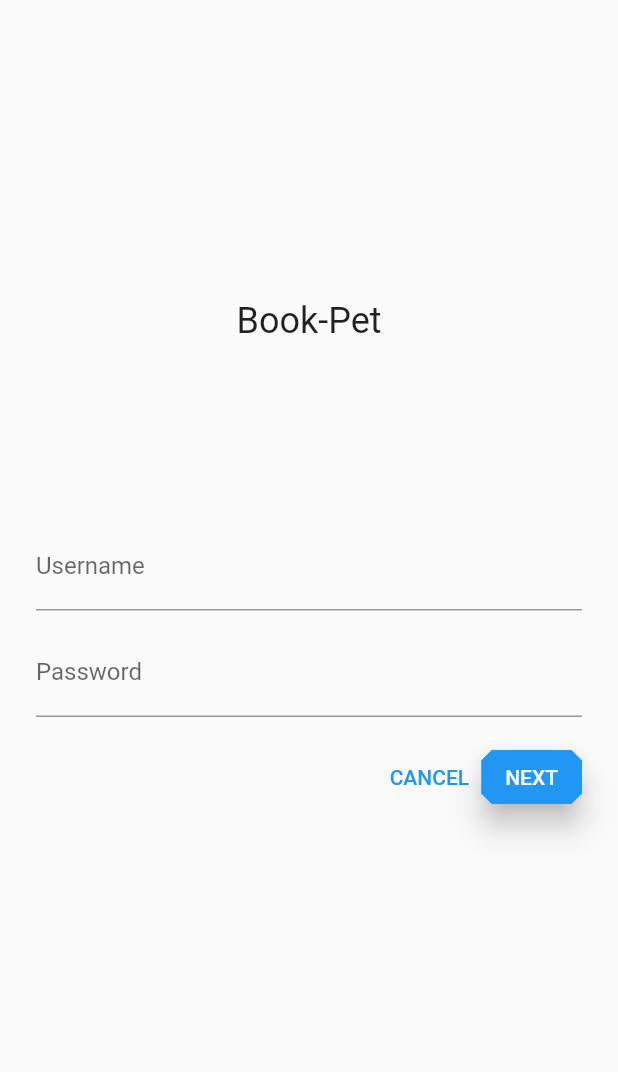
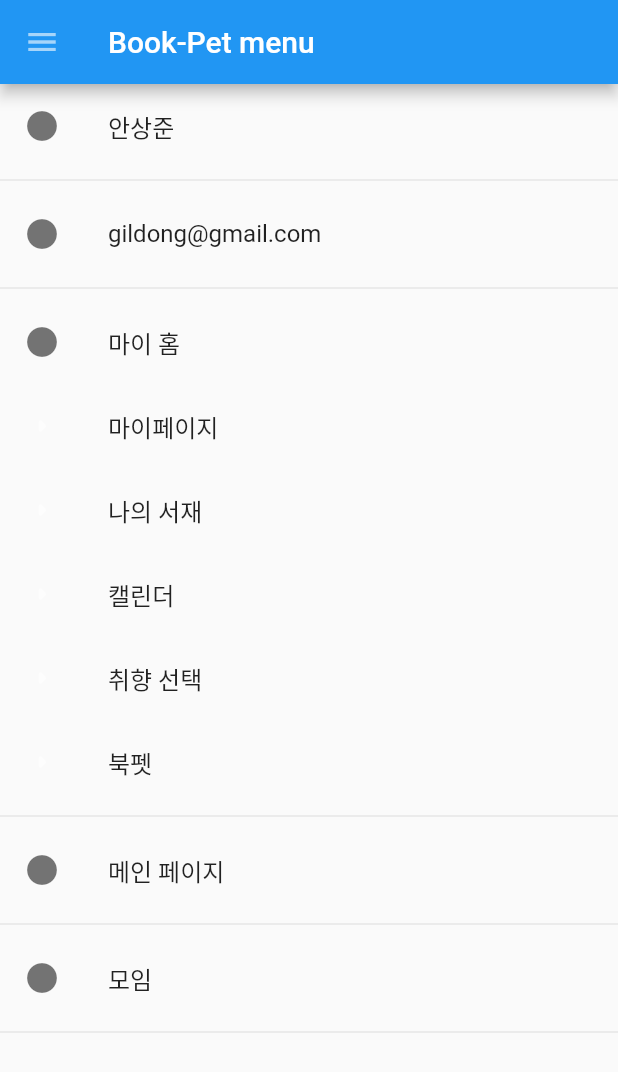
Before and after one commit to kanghyejong1001/Book-Pet, a Flutter app: the screen it shows after launch, on a phone screen of 412 x 824 dp. Shown: the top 1072 px of the screen. Run offline on Flutter 3.47's test engine with Material 2 defaults, Android fonts, the phone set to English and light mode, and no system bars; our stand-ins replace firebase_core; accounts and stored records are empty.

Commit message:
create menu

```diff
--- a/book_pet/lib/menu.dart
+++ b/book_pet/lib/menu.dart
@@ -0,0 +1,158 @@
+import 'package:flutter/material.dart';
+
+class Menu extends StatelessWidget {
+  final String title;
+
+  const Menu({super.key, required this.title});
+
+  get padding => null;
+
+ /* MaterialButton(
+  onPressed: () {},
+  color: Colors.blue,
+  textColor: Colors.white,
+  child: Icon(
+  Icons.camera_alt,
+  size: 24,
+  ),
+  padding: EdgeInsets.all(16),
+  shape: CircleBorder(),
+  )*/
+
+
+
+  Widget build(BuildContext context) {
+
+    return Scaffold(
+      appBar: AppBar(
+        // Here we take the value from the MyHomePage object that was created by
+        // the App.build method, and use it to set our appbar title.
+        leading: IconButton(
+          icon: const Icon(
+            Icons.menu,
+            color: Colors.white60,
+            semanticLabel: 'menu',
+          ),
+          onPressed: (){
+            Navigator.push(context, MaterialPageRoute(builder: (context) => Menu(title: 'Menu')));
+          },
+        ),
+        title: Text(title),
+
+      ),
+      body: Center(
+        // Center is a layout widget. It takes a single child and positions it
+        // in the middle of the parent.
+
+        child: Column(
+
+          children: [
+            ListTile(
+
+                  title: const Text(
+                  '안상준',
+                    style: TextStyle(fontWeight: FontWeight.w500),
+                  ),
+
+                    leading: Icon(
+                Icons.circle,
+                color: Colors.black54,
+                ),
+                 ),
+                 const Divider(),
+                   ListTile(
+               title: const Text('gildong@gmail.com'),
+               leading: Icon(
+                Icons.circle,
+                color: Colors.black54
+                ,
+               ),
+               ),
+                 const Divider(),
+                ListTile(
+                title: const Text(
+                '마이 홈',
+
+                  ),
+
+
+
+                 leading: Icon(
+                Icons.circle,
+                color: Colors.black54
+                ,
+              ),
+
+                  ),
+                Column(
+                 children: const [
+                ListTile(
+                  title: Text('마이페이지'),
+                    leading: Icon(
+                      Icons.arrow_right_rounded,
+                      color:Colors.white60,
+                    )
+                ),
+                ListTile(
+                  title: Text('나의 서재'),
+                  leading: Icon(
+                    Icons.arrow_right_rounded,
+                    color:Colors.white60,
+                  )
+                ),
+
+                ListTile(
+                  title: Text('캘린더'),
+                    leading: Icon(
+                      Icons.arrow_right_rounded,
+                      color:Colors.white60,
+                    )
+                ),
+                ListTile(
+                  title: Text('취향 선택'),
+                    leading: Icon(
+                      Icons.arrow_right_rounded,
+                      color:Colors.white60,
+                    )
+                ),
+                ListTile(
+                  title: Text('북펫'),
+                    leading: Icon(
+                      Icons.arrow_right_rounded,
+                      color:Colors.white60,
+                    )
+                ),
+
+              ],
+            ),
+
+                const Divider(),
+               ListTile(
+              title: const Text('메인 페이지'),
+              leading: Icon(
+                Icons.circle,
+                color: Colors.black54
+                ,
+              ),
+                ),
+                const Divider(),
+                ListTile(
+               title: const Text('모임'),
+               leading: Icon(
+                Icons.circle,
+                color: Colors.black54
+                ,
+                ),
+              ),
+                const Divider(),
+          ],
+        ),
+
+             ),
+
+         );
+
+
+  }
+
+}
--- a/book_pet/lib/runApp.dart
+++ b/book_pet/lib/runApp.dart
@@ -1,6 +1,7 @@
 import 'package:flutter/material.dart';
 import 'home.dart';
 import 'login.dart';
+import 'menu.dart';
 
 class RunApp extends StatelessWidget {
   const RunApp({Key? key}) : super(key: key);
@@ -10,11 +11,13 @@ class RunApp extends StatelessWidget {
   Widget build(BuildContext context) {
     return MaterialApp(
       title: 'Book-Pet',
-      initialRoute: '/login',
+      initialRoute: '/menu',
       routes: {
         '/login': (BuildContext context) => const Login(title: 'Book-Pet'),
 
         '/': (BuildContext context) => const Home(title: 'Book-Pet Home Page'),
+
+        '/menu':(BuildContext context) => const Menu(title: 'Book-Pet menu')
       },
       theme: ThemeData(
         // This is the theme of your application.
```
Also changed, not shown: 1 other file.
